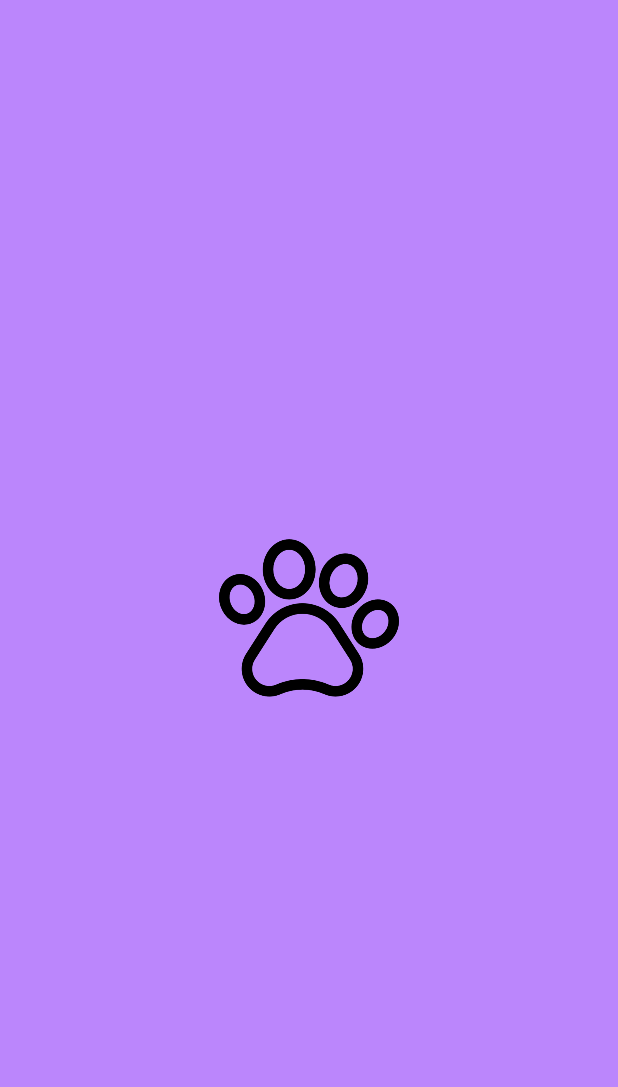
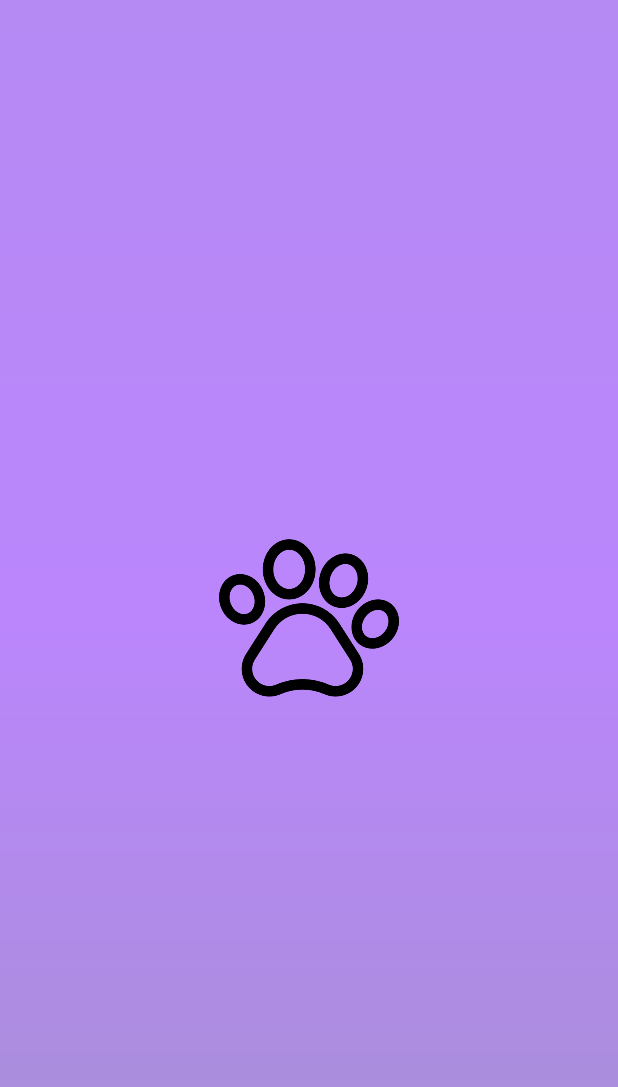
Before and after one commit to wldnjs1277/SchoolClass, an Android app: the layout activity_main.xml on its own in the app's theme, with its tools: preview values and no code run, on a phone screen of 412 x 824 dp. Shown: the top 1087 px of the screen. Run offline under Robolectric (Android 15) with nearby library versions, the phone set to English and light mode, and no system bars.

Commit message:
-gradient

```diff
--- a/app/src/main/res/layout/activity_main.xml
+++ b/app/src/main/res/layout/activity_main.xml
@@ -6,7 +6,7 @@
     android:layout_height="match_parent"
     tools:context=".MainActivity"
     android:orientation="vertical"
-    android:background="@color/purple_200">
+    android:background="@drawable/splash_bg_gradient">
 
 
     <ImageView
```
